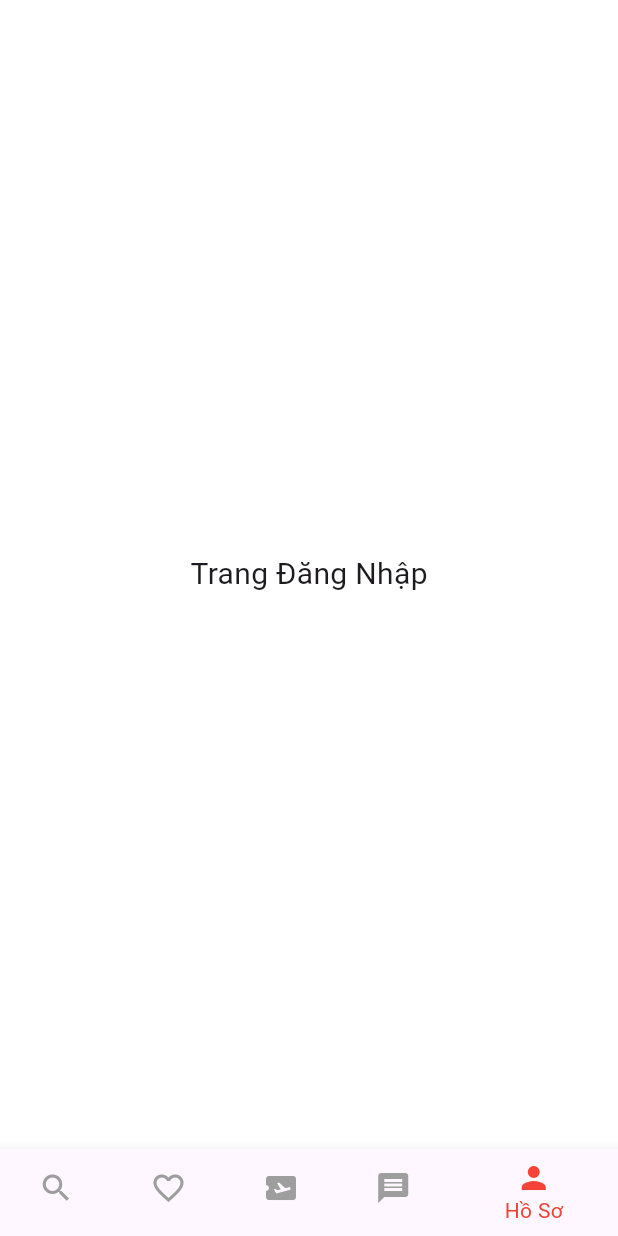
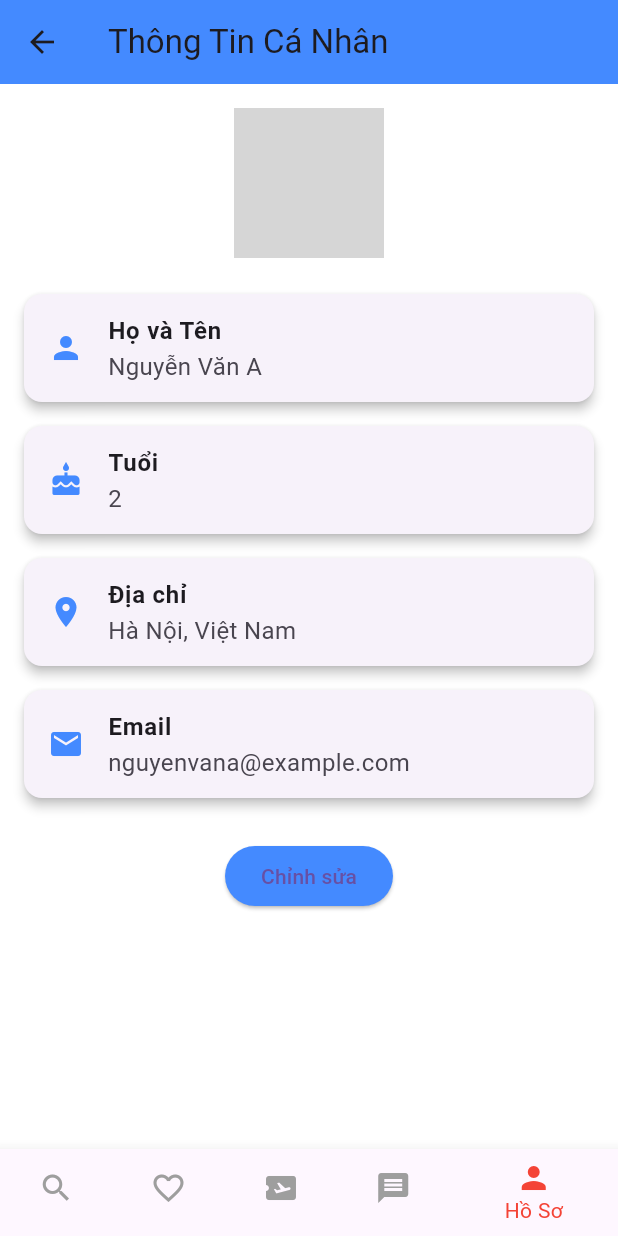
Before and after one commit to ThanhGay/hms-fe, a Flutter app: the HomeScreen screen opened by its route, item 5 of the bottom bar chosen, on a phone screen of 412 x 824 dp. Run offline on Flutter 3.47's test engine with Material 3 defaults, Android fonts, the phone set to English and light mode, and no system bars; network calls fail; grey boxes are pictures that could not be loaded.

Commit message:
new code

```diff
--- a/lib/GlobalData.dart
+++ b/lib/GlobalData.dart
@@ -1,3 +1,4 @@
 class GlobalData {
-  static const String api = "https://dd65-113-181-146-33.ngrok-free.app/";
+  //adb reverse tcp:6060 tcp:5108
+  static const String api = "http://localhost:6060/";
 }
--- a/lib/presentation/screens/login_screen.dart
+++ b/lib/presentation/screens/login_screen.dart
@@ -25,6 +25,7 @@ class LoginScreen extends StatelessWidget {
 
     if (response.statusCode == 200) {
       final data = jsonDecode(response.body);
+      print(data);
       ScaffoldMessenger.of(context).showSnackBar(
         SnackBar(
             content: Text('Login successful! Welcome ${data['username']}')),
--- /dev/null
+++ b/lib/presentation/screens/profile_screen.dart
@@ -0,0 +1,67 @@
+import 'package:flutter/material.dart';
+
+class ProfileScreen extends StatelessWidget {
+  final String avatarUrl;
+  final String name;
+  final int age;
+  final String address;
+  final String email;
+  const ProfileScreen(
+      {Key? key,
+      required this.avatarUrl,
+      required this.name,
+      required this.age,
+      required this.address,
+      required this.email})
+      : super(key: key);
+  @override
+  Widget build(BuildContext context) {
+    return Scaffold(
+      appBar: AppBar(
+        title: Text("Thông Tin Cá Nhân"),
+        backgroundColor: Colors.blueAccent,
+      ),
+      body: Padding(
+        padding: const EdgeInsets.all(16.0),
+        child: Column(
+          crossAxisAlignment: CrossAxisAlignment.center,
+          children: [
+            CircleAvatar(
+              radius: 50,
+              backgroundImage: NetworkImage(avatarUrl),
+            ),
+            SizedBox(height: 16),
+            buildInfoCard(Icons.person, "Họ và Tên", name),
+            buildInfoCard(Icons.cake, "Tuổi", "$age"),
+            buildInfoCard(Icons.location_on, "Địa chỉ", address),
+            buildInfoCard(Icons.email, "Email", email),
+            SizedBox(height: 20),
+            ElevatedButton(
+              onPressed: () {
+                ScaffoldMessenger.of(context).showSnackBar(
+                  SnackBar(content: Text("Chức năng đang phát triển")),
+                );
+              },
+              child: Text("Chỉnh sửa"),
+              style: ElevatedButton.styleFrom(
+                backgroundColor: Colors.blueAccent,
+              ),
+            ),
+          ],
+        ),
+      ),
+    );
+  }
+
+  Widget buildInfoCard(IconData icon, String title, String value) {
+    return Card(
+      elevation: 3,
+      margin: EdgeInsets.symmetric(vertical: 8),
+      child: ListTile(
+        leading: Icon(icon, color: Colors.blueAccent),
+        title: Text(title, style: TextStyle(fontWeight: FontWeight.bold)),
+        subtitle: Text(value, style: TextStyle(fontSize: 16)),
+      ),
+    );
+  }
+}
--- a/lib/presentation/screens/welcome_screen.dart
+++ b/lib/presentation/screens/welcome_screen.dart
@@ -26,7 +26,13 @@ class WelcomeScreen extends StatelessWidget {
                 height: 50,
                 child: ElevatedButton(
                   onPressed: () {
-                    Navigator.pushNamed(context, '/login');
+                    Navigator.pushNamed(context, '/home', arguments: {
+                      'avatarUrl': "https://i.imgur.com/BoN9kdC.png",
+                      'name': "Nguyễn Văn A",
+                      'age': 25,
+                      'address': "Hà Nội, Việt Nam",
+                      'email': "nguyenvana@example.com",
+                    });
                   },
                   child: Text('Login'),
                 ),
```
Also changed, not shown: lib/main.dart (+41 -1 lines), lib/presentation/screens/home_screen.dart (+56 -154 lines).
